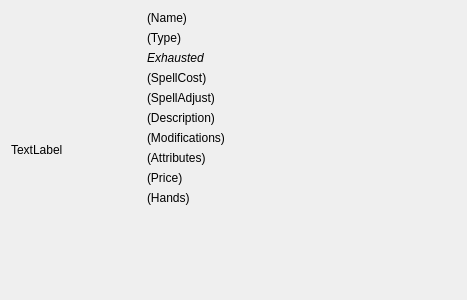
Old version of the form arkhorclient/gui/gameobjectwidget.ui in the repository kingnak/arkhor.
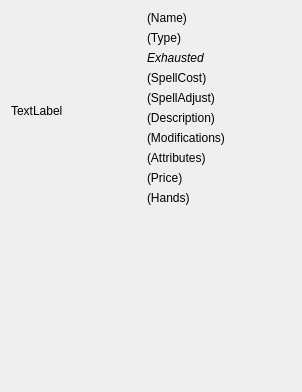
New version of the form.

```diff
--- a/arkhorclient/gui/gameobjectwidget.ui
+++ b/arkhorclient/gui/gameobjectwidget.ui
@@ -6,14 +6,16 @@
    <rect>
     <x>0</x>
     <y>0</y>
-    <width>467</width>
-    <height>300</height>
+    <width>302</width>
+    <height>392</height>
    </rect>
   </property>
   <property name="windowTitle">
    <string>Form</string>
   </property>
-  <layout class="QHBoxLayout" name="horizontalLayout">
+  <layout class="QHBoxLayout" name="horizontalLayout" stretch="0,1">
+   <item>
+    <layout class="QVBoxLayout" name="verticalLayout_2">
    <item>
     <widget class="QLabel" name="lblImage">
      <property name="minimumSize">
@@ -35,6 +37,21 @@
       <bool>true</bool>
      </property>
     </widget>
+     </item>
+     <item>
+      <spacer name="verticalSpacer_2">
+       <property name="orientation">
+        <enum>Qt::Vertical</enum>
+       </property>
+       <property name="sizeHint" stdset="0">
+        <size>
+         <width>20</width>
+         <height>40</height>
+        </size>
+       </property>
+      </spacer>
+     </item>
+    </layout>
    </item>
    <item>
     <layout class="QVBoxLayout" name="verticalLayout">
```
Lines whose indentation alone changed are shown as unchanged.
